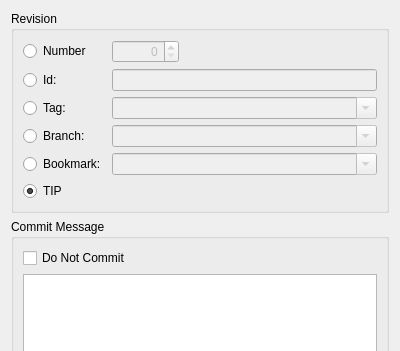
Old version of the form Plugins/VcsPlugins/vcsMercurial/GpgExtension/HgGpgSignDialog.ui in the repository testmana2/test; both pictures show x 0 to 400 and y 0 to 351 of the 400 by 518 pixel window.
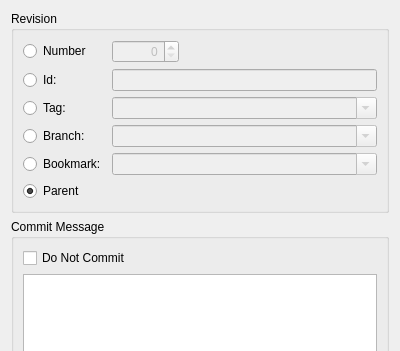
New version of the form.

```diff
--- a/Plugins/VcsPlugins/vcsMercurial/GpgExtension/HgGpgSignDialog.ui
+++ b/Plugins/VcsPlugins/vcsMercurial/GpgExtension/HgGpgSignDialog.ui
@@ -175,7 +175,7 @@
          <string>Select tip revision of repository</string>
         </property>
         <property name="text">
-         <string>TIP</string>
+         <string>Parent</string>
         </property>
         <property name="checked">
          <bool>true</bool>
```
